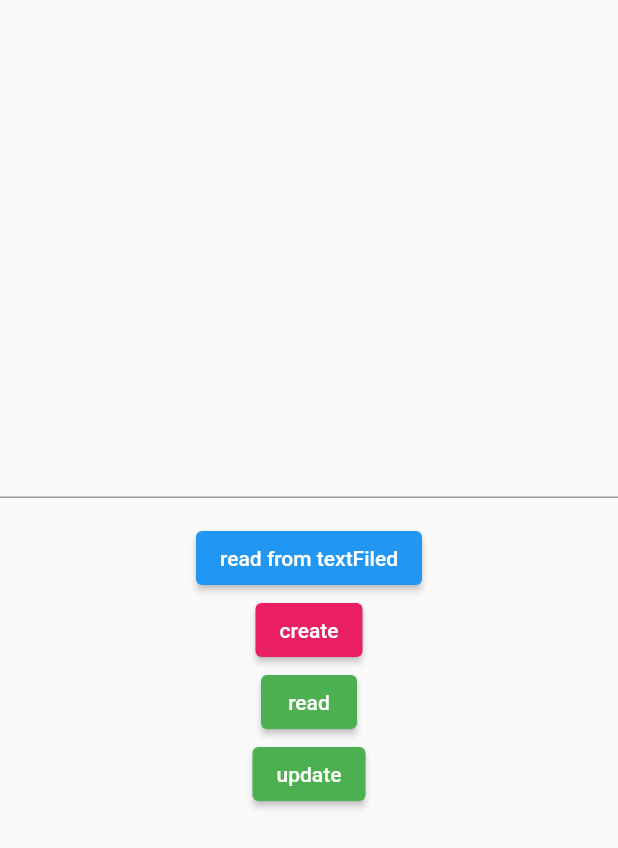
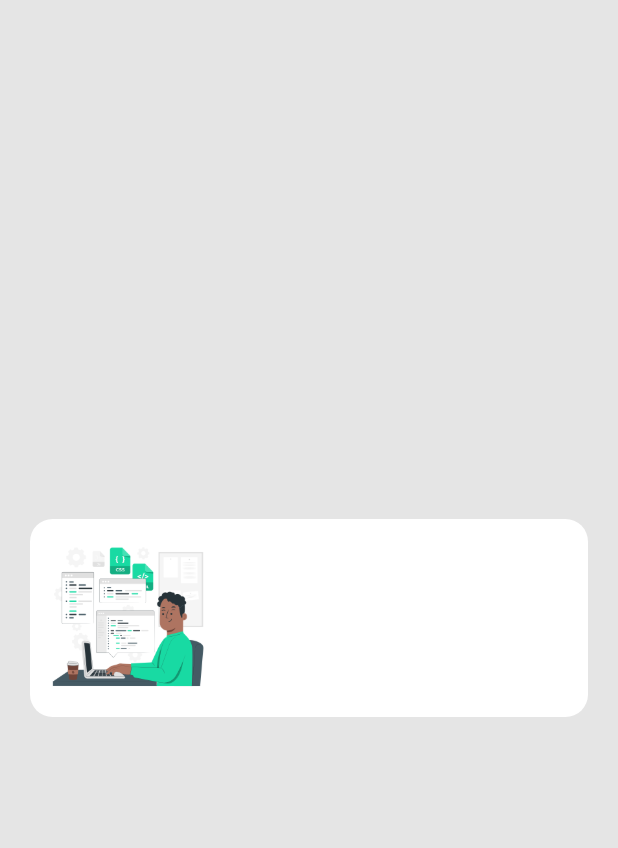
Before and after one commit to ghasemizade/todo-application, a Flutter app: the screen it shows after launch, on a phone screen of 412 x 824 dp. Shown: the top 848 px of the screen. Run offline on Flutter 3.47's test engine with Material 2 defaults, Android fonts, the phone set to English and light mode, and no system bars; our stand-ins replace hive, hive_flutter; accounts and stored records are empty.

Commit message:
update task card

```diff
--- a/note_app/lib/home_screen.dart
+++ b/note_app/lib/home_screen.dart
@@ -17,46 +17,25 @@ class _homeScreenState extends State<homeScreen> {
   @override
   Widget build(BuildContext context) {
     return Scaffold(
+      backgroundColor: Color(0xffE5E5E5),
       body: Center(
-        child: Container(
-          child: Column(
-            mainAxisAlignment: MainAxisAlignment.center,
-            children: [
-              TextField(
-                controller: controller,
+        child: Padding(
+          padding: EdgeInsets.symmetric(horizontal: 20),
+          child: Container(
+            height: 132,
+            width: double.infinity,
+            decoration: BoxDecoration(
+              color: Color(0xffffffff),
+              borderRadius: BorderRadius.circular(15),
+            ),
+            child: Padding(
+              padding: EdgeInsets.all(12),
+              child: Row(
+                children: [
+                  Image.asset('assets/images/hard_working.png'),
+                ],
               ),
-              Text(inputText),
-              ElevatedButton(
-                onPressed: () {
-                  setState(() {
-                    inputText = controller.text;
-                  });
-                },
-                child: Text('read from textFiled'),
-              ),
-              ElevatedButton(
-                style: ElevatedButton.styleFrom(primary: Colors.pink),
-                onPressed: () {
-                  box.put('name1', 'Hosein');
-                },
-                child: Text('create'),
-              ),
-              ElevatedButton(
-                style: ElevatedButton.styleFrom(primary: Colors.green),
-                onPressed: () {
-                  var text = box.get('name1');
-                  print(text);
-                },
-                child: Text('read'),
-              ),
-              ElevatedButton(
-                style: ElevatedButton.styleFrom(primary: Colors.green),
-                onPressed: () {
-                  box.put('name1', 'Javad');
-                },
-                child: Text('update'),
-              ),
-            ],
+            ),
           ),
         ),
       ),
--- a/note_app/pubspec.yaml
+++ b/note_app/pubspec.yaml
@@ -62,8 +62,8 @@ flutter:
   uses-material-design: true
 
   # To add assets to your application, add an assets section, like this:
-  # assets:
-  #   - images/a_dot_burr.jpeg
+  assets:
+    - assets/images/
   #   - images/a_dot_ham.jpeg
 
   # An image asset can refer to one or more resolution-specific "variants", see
```
